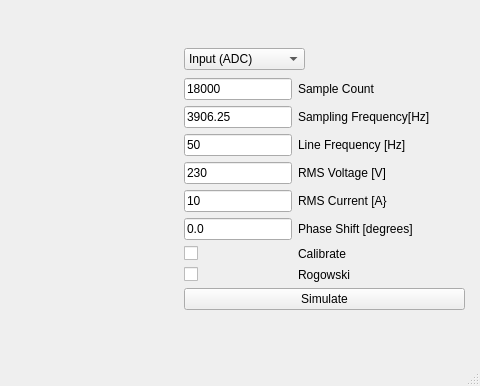
Qt form examples/windows/src/mainwindow.ui (Forman1998/LMA) before a commit; both pictures show x 536 to 1016 and y 242 to 628 of the 1016 by 628 pixel window.
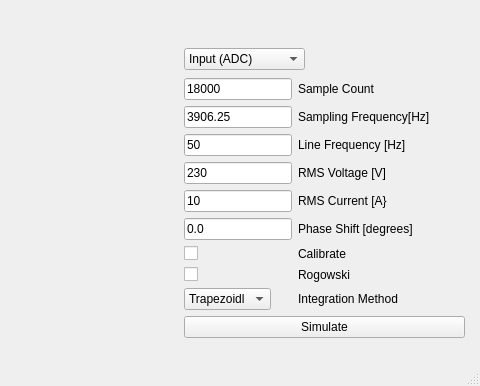
The same form after that commit. Custom widgets are drawn as their Qt base class.

The edit to the form file:
```diff
--- a/examples/windows/src/mainwindow.ui
+++ b/examples/windows/src/mainwindow.ui
@@ -20,7 +20,7 @@
       <x>720</x>
       <y>320</y>
       <width>281</width>
-      <height>264</height>
+      <height>266</height>
      </rect>
     </property>
     <layout class="QFormLayout" name="formLayout">
@@ -136,13 +136,45 @@
        </property>
       </widget>
      </item>
-     <item row="8" column="0" colspan="2">
+     <item row="9" column="0" colspan="2">
       <widget class="QPushButton" name="simulate_button">
        <property name="text">
         <string>Simulate</string>
        </property>
       </widget>
      </item>
+     <item row="8" column="0">
+      <widget class="QComboBox" name="Integrator_comboBox">
+       <property name="iconSize">
+        <size>
+         <width>133</width>
+         <height>16</height>
+        </size>
+       </property>
+       <item>
+        <property name="text">
+         <string>Trapezoidl</string>
+        </property>
+       </item>
+       <item>
+        <property name="text">
+         <string>RK4</string>
+        </property>
+       </item>
+       <item>
+        <property name="text">
+         <string>RK2</string>
+        </property>
+       </item>
+      </widget>
+     </item>
+     <item row="8" column="1">
+      <widget class="QLabel" name="Integrator_label">
+       <property name="text">
+        <string>Integration Method </string>
+       </property>
+      </widget>
+     </item>
     </layout>
    </widget>
    <widget class="QWidget" name="graph_widget" native="true">
```
